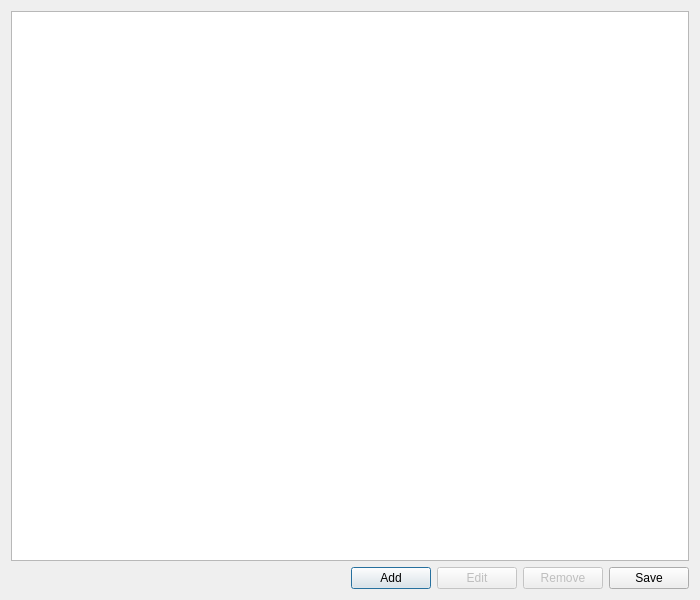
First picture: the form in Dialog/PatchManagerDialog.ui, repository wario-land/WL4Editor, before the edit.
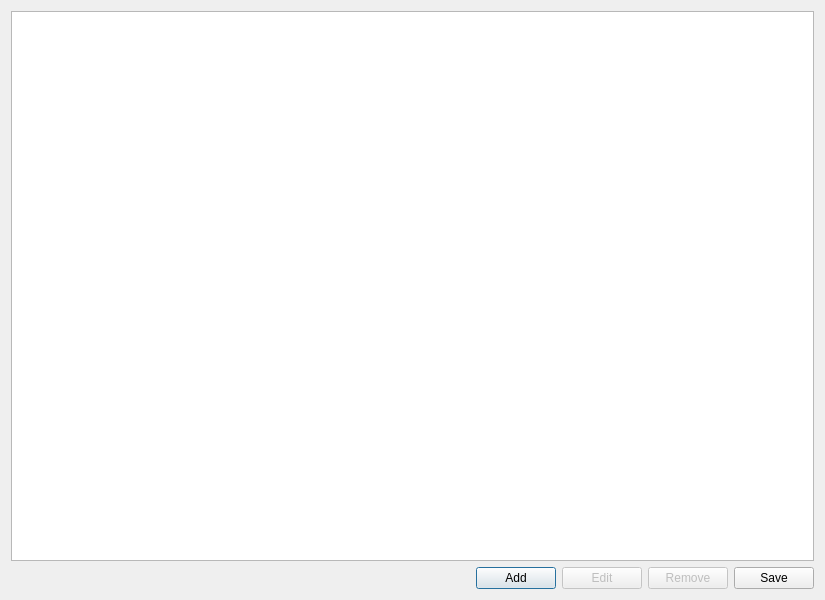
Second picture: the form after the edit. Custom widgets are drawn as their Qt base class.

```diff
--- a/Dialog/PatchManagerDialog.ui
+++ b/Dialog/PatchManagerDialog.ui
@@ -6,7 +6,7 @@
    <rect>
     <x>0</x>
     <y>0</y>
-    <width>700</width>
+    <width>825</width>
     <height>600</height>
    </rect>
   </property>
```
